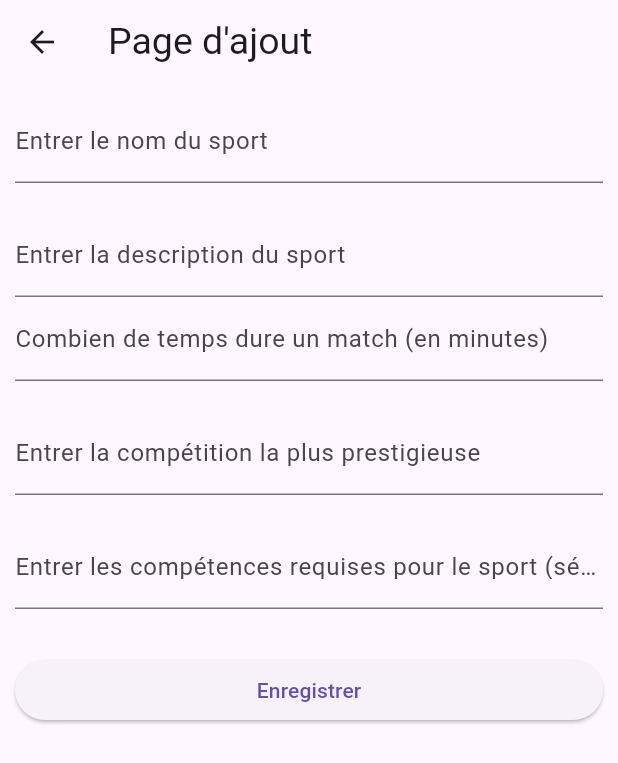
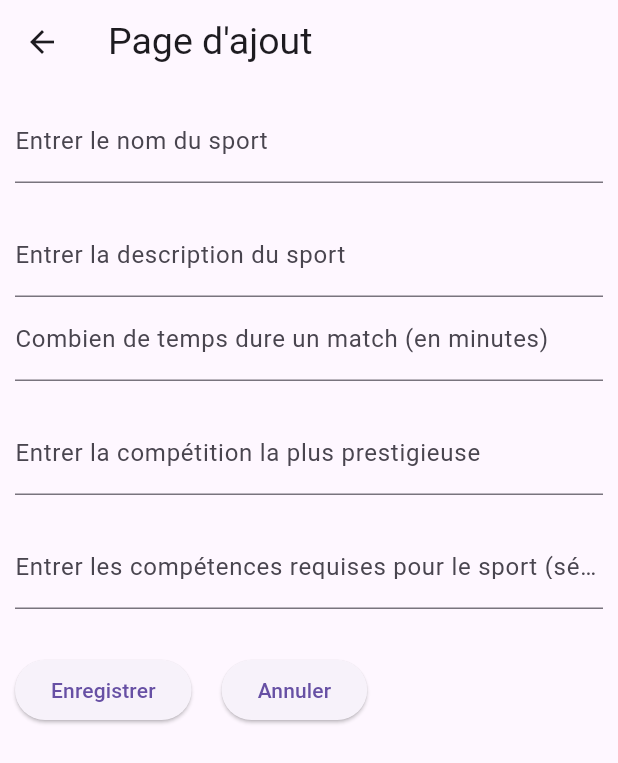
Before and after one commit to yalac/tp1-flutter-sport-YL, a Flutter app: the AjoutSportPage screen opened directly, on a phone screen of 412 x 824 dp. Shown: the top 763 px of the screen. Run offline on Flutter 3.47's test engine with Material 3 defaults, Android fonts, the phone set to English and light mode, and no system bars.

Commit message:
ajout bouton d'annulation dans le formulaire

```diff
--- a/lib/pages/ajout_sport_page.dart
+++ b/lib/pages/ajout_sport_page.dart
@@ -133,7 +133,21 @@ class _AjoutSportPageState extends State<AjoutSportPage> {
           ),
           SizedBox(height: 30),
 
-          ElevatedButton(onPressed: enregistrer, child: Text('Enregistrer')),
+          Row(
+            children: [
+              ElevatedButton(
+                onPressed: enregistrer,
+                child: Text('Enregistrer'),
+              ),
+              SizedBox(width: 20),
+              ElevatedButton(
+                onPressed: () {
+                  Navigator.pop(context);
+                },
+                child: Text('Annuler'),
+              ),
+            ],
+          ),
         ],
       ),
     );
```
